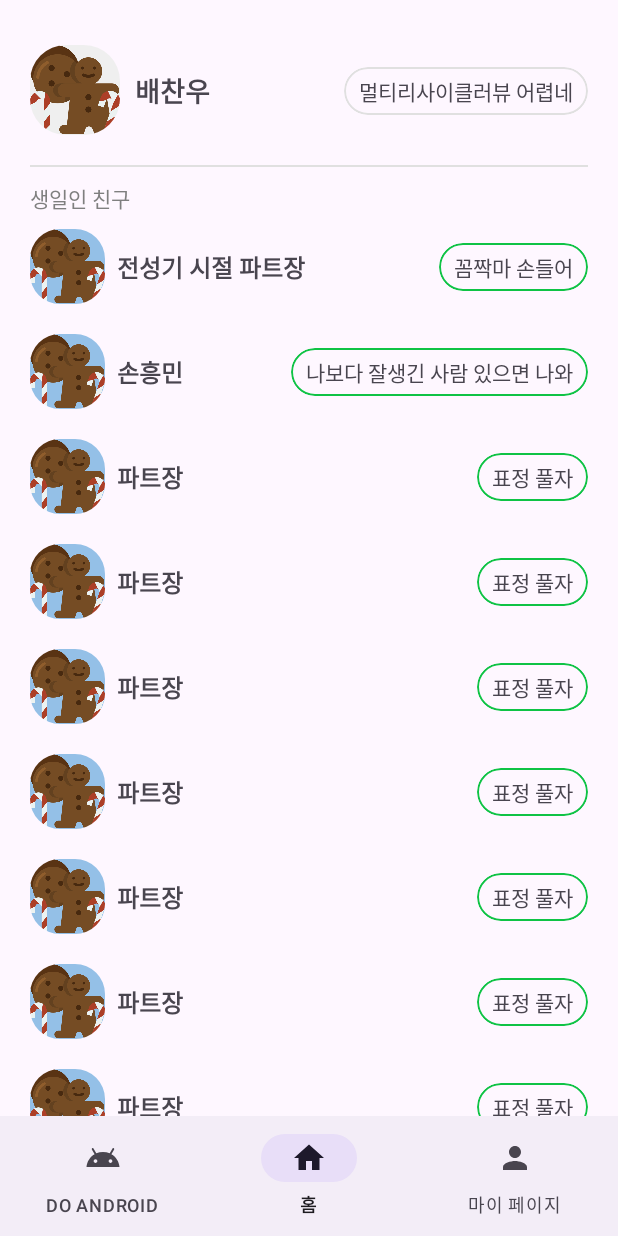
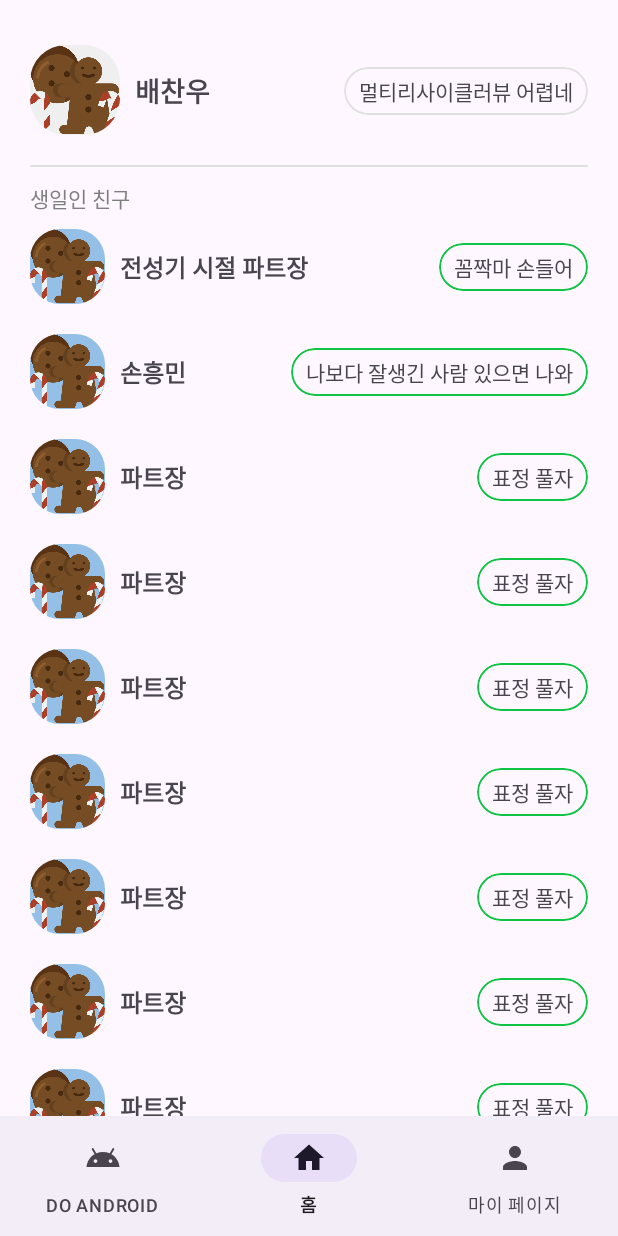
Before and after one commit to DO-SOPT-ANDROID/chanwoo-bae, an Android app: the screen it shows after launch (HomeActivity), on a phone screen of 412 x 824 dp. Run offline under Robolectric (Android 15) with nearby library versions, the phone set to English and light mode, and no system bars.

Commit message:
#4 [chore] : friend item 간격 수정

```diff
--- a/app/src/main/res/layout/item_friend.xml
+++ b/app/src/main/res/layout/item_friend.xml
@@ -25,7 +25,7 @@
         android:id="@+id/tv_name"
         android:layout_width="wrap_content"
         android:layout_height="wrap_content"
-        android:layout_marginStart="8dp"
+        android:layout_marginStart="10dp"
         android:layout_marginEnd="20dp"
         android:textSize="16sp"
         android:textStyle="bold"
```
